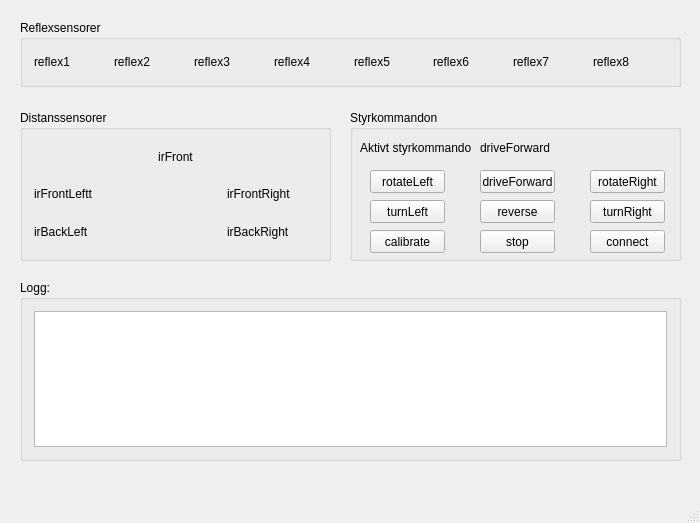
Qt form PC-software/mainwindow.ui (ll-KS-ll/tsea29-kmm) before a commit.
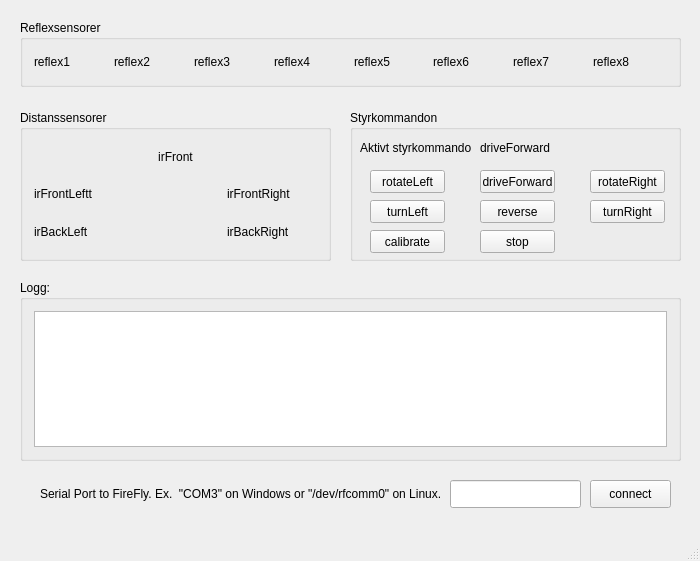
The same form after that commit.

Commit message: Rewrite Bluetooth to use a virtual serial port. Now has Windows and Linux support.

Patch:
```diff
--- a/PC-software/mainwindow.ui
+++ b/PC-software/mainwindow.ui
@@ -7,7 +7,7 @@
     <x>0</x>
     <y>0</y>
     <width>700</width>
-    <height>523</height>
+    <height>561</height>
    </rect>
   </property>
   <property name="windowTitle">
@@ -227,19 +227,6 @@
       <string>stop</string>
      </property>
     </widget>
-    <widget class="QPushButton" name="connect">
-     <property name="geometry">
-      <rect>
-       <x>240</x>
-       <y>120</y>
-       <width>75</width>
-       <height>23</height>
-      </rect>
-     </property>
-     <property name="text">
-      <string>connect</string>
-     </property>
-    </widget>
    </widget>
    <widget class="QGroupBox" name="groupBox_3">
     <property name="geometry">
@@ -344,6 +331,47 @@
      </item>
     </layout>
    </widget>
+   <widget class="QLineEdit" name="serialPortName">
+    <property name="geometry">
+     <rect>
+      <x>450</x>
+      <y>480</y>
+      <width>131</width>
+      <height>28</height>
+     </rect>
+    </property>
+   </widget>
+   <widget class="QPushButton" name="connect">
+    <property name="geometry">
+     <rect>
+      <x>590</x>
+      <y>480</y>
+      <width>81</width>
+      <height>28</height>
+     </rect>
+    </property>
+    <property name="text">
+     <string>connect</string>
+    </property>
+   </widget>
+   <widget class="QLabel" name="label_2">
+    <property name="geometry">
+     <rect>
+      <x>40</x>
+      <y>480</y>
+      <width>411</width>
+      <height>28</height>
+     </rect>
+    </property>
+    <property name="font">
+     <font>
+      <pointsize>9</pointsize>
+     </font>
+    </property>
+    <property name="text">
+     <string>Serial Port to FireFly. Ex.  &quot;COM3&quot; on Windows or &quot;/dev/rfcomm0&quot; on Linux.</string>
+    </property>
+   </widget>
   </widget>
   <widget class="QMenuBar" name="menuBar">
    <property name="geometry">
```
Left out of the diff: 6 changed lines with no effect on the pictures. The commit also changes 6 other files.
